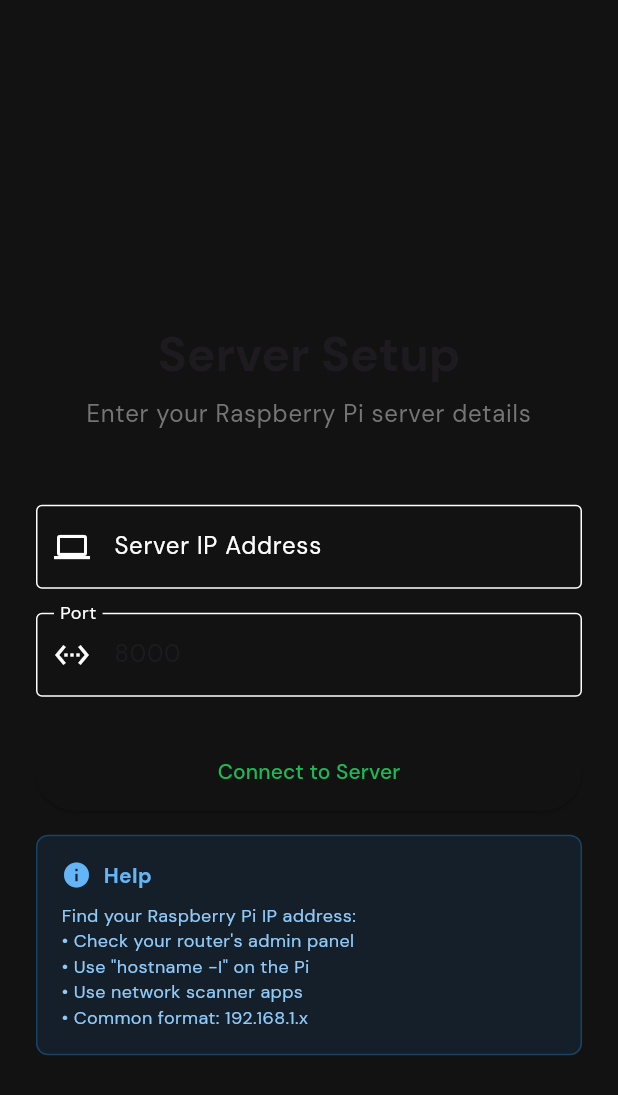
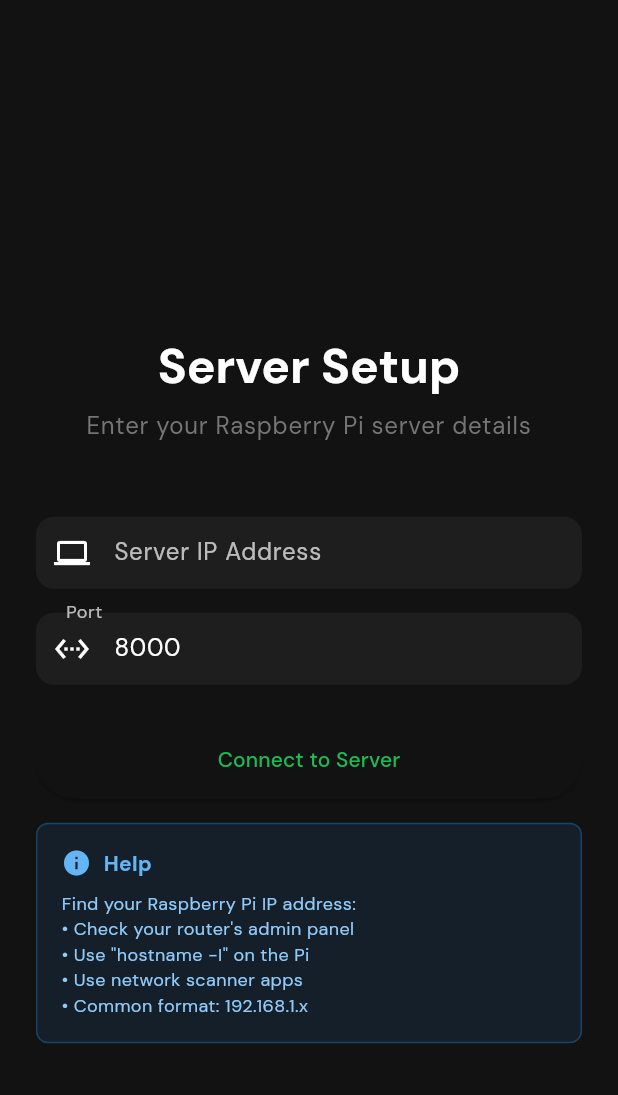
Before and after one commit to ecxm02/mree, a Flutter app: the screen it shows after launch, on a phone screen of 412 x 824 dp. Shown: the top 1095 px of the screen. Run offline on Flutter 3.47's test engine with Material 3 defaults, Android fonts, the phone set to English and light mode, and no system bars; our stand-ins replace cached_network_image, dio, google_fonts, shared_preferences; accounts and stored records are empty.

```diff
--- a/lib/core/theme/app_theme.dart
+++ b/lib/core/theme/app_theme.dart
@@ -33,7 +33,56 @@ class AppTheme {
         unselectedItemColor: Colors.grey,
         type: BottomNavigationBarType.fixed,
       ),
-      textTheme: GoogleFonts.dmSansTextTheme(),
+      inputDecorationTheme: InputDecorationTheme(
+        filled: true,
+        fillColor: surfaceColor,
+        border: OutlineInputBorder(
+          borderRadius: BorderRadius.circular(12),
+          borderSide: BorderSide.none,
+        ),
+        enabledBorder: OutlineInputBorder(
+          borderRadius: BorderRadius.circular(12),
+          borderSide: BorderSide.none,
+        ),
+        focusedBorder: OutlineInputBorder(
+          borderRadius: BorderRadius.circular(12),
+          borderSide: const BorderSide(color: primaryColor, width: 2),
+        ),
+        errorBorder: OutlineInputBorder(
+          borderRadius: BorderRadius.circular(12),
+          borderSide: const BorderSide(color: Colors.red, width: 2),
+        ),
+        focusedErrorBorder: OutlineInputBorder(
+          borderRadius: BorderRadius.circular(12),
+          borderSide: const BorderSide(color: Colors.red, width: 2),
+        ),
+        labelStyle: GoogleFonts.dmSans(
+          color: Colors.white70,
+          fontSize: 16,
+        ),
+        hintStyle: GoogleFonts.dmSans(
+          color: Colors.white54,
+          fontSize: 16,
+        ),
+        helperStyle: GoogleFonts.dmSans(
+          color: Colors.white70,
+          fontSize: 12,
+        ),
+        errorStyle: GoogleFonts.dmSans(
+          color: Colors.red,
+          fontSize: 12,
+        ),
+        contentPadding: const EdgeInsets.symmetric(horizontal: 16, vertical: 12),
+      ),
+      textSelectionTheme: const TextSelectionThemeData(
+        cursorColor: primaryColor,
+        selectionColor: Color(0x331DB954),
+        selectionHandleColor: primaryColor,
+      ),
+      textTheme: GoogleFonts.dmSansTextTheme(ThemeData.dark().textTheme).apply(
+        bodyColor: Colors.white,
+        displayColor: Colors.white,
+      ),
     );
   }
 }
```
Also changed, not shown: 2 other files.
